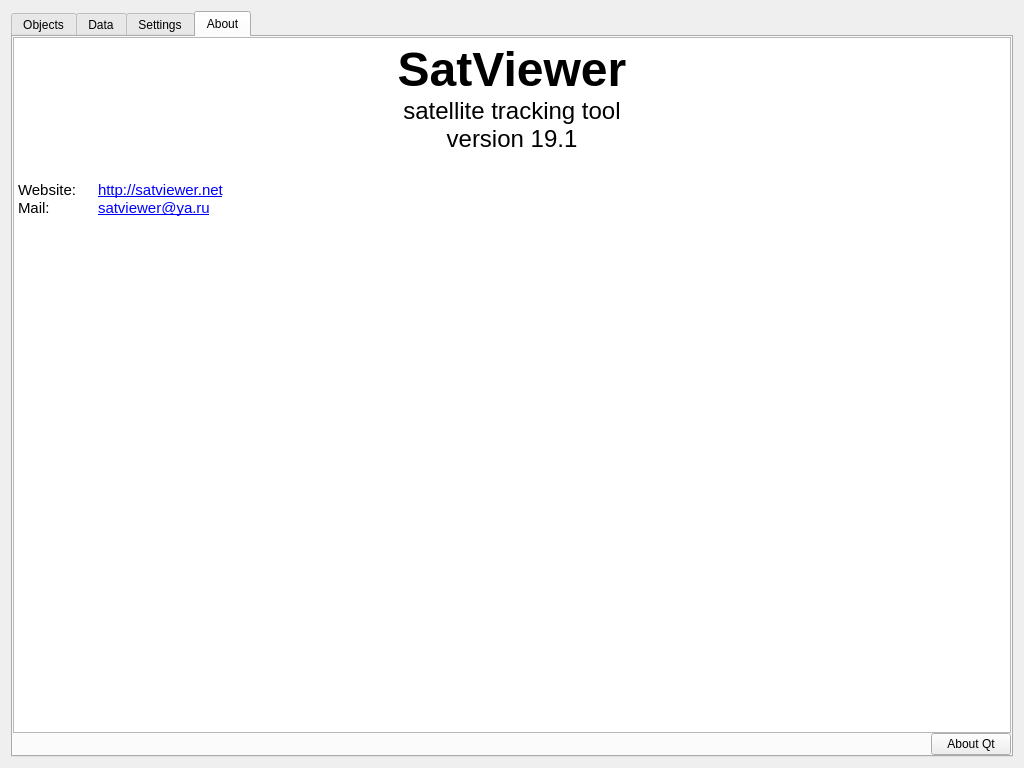
Before: the Qt Designer form gui/ui/options.ui in ivantaran/satviewer, drawn with Qt 5.
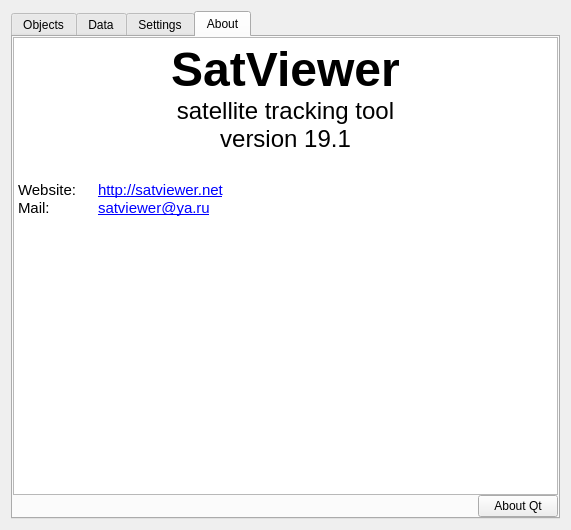
After: the same form once the commit is applied. The open tabs and pages were chosen to show the change. Icons and pictures are not drawn.

```diff
--- a/gui/ui/options.ui
+++ b/gui/ui/options.ui
@@ -9,8 +9,8 @@
    <rect>
     <x>0</x>
     <y>0</y>
-    <width>1024</width>
-    <height>768</height>
+    <width>571</width>
+    <height>530</height>
    </rect>
   </property>
   <property name="windowTitle">
@@ -1089,7 +1089,7 @@
 &lt;html&gt;&lt;head&gt;&lt;meta name=&quot;qrichtext&quot; content=&quot;1&quot; /&gt;&lt;style type=&quot;text/css&quot;&gt;
 p, li { white-space: pre-wrap; }
 &lt;/style&gt;&lt;/head&gt;&lt;body style=&quot; font-family:'Ubuntu'; font-size:11pt; font-weight:400; font-style:normal;&quot;&gt;
-&lt;p align=&quot;center&quot; style=&quot; margin-top:0px; margin-bottom:0px; margin-left:0px; margin-right:0px; -qt-block-indent:0; text-indent:0px;&quot;&gt;&lt;img src=&quot;:/options/satviewer.svg&quot; /&gt;&lt;/p&gt;
+&lt;p style=&quot; margin-top:0px; margin-bottom:0px; margin-left:0px; margin-right:0px; -qt-block-indent:0; text-indent:0px;&quot;&gt;&lt;img src=&quot;:/logo/satviewer.svg&quot; /&gt;&lt;/p&gt;
 &lt;p align=&quot;center&quot; style=&quot; margin-top:0px; margin-bottom:0px; margin-left:0px; margin-right:0px; -qt-block-indent:0; text-indent:0px;&quot;&gt;&lt;span style=&quot; font-family:'MS Shell Dlg 2'; font-size:8pt;&quot;&gt; &lt;/span&gt;&lt;span style=&quot; font-family:'MS Shell Dlg 2'; font-size:36pt; font-weight:600;&quot;&gt;SatViewer&lt;/span&gt;&lt;span style=&quot; font-family:'MS Shell Dlg 2'; font-size:8pt;&quot;&gt; &lt;/span&gt;&lt;/p&gt;
 &lt;p align=&quot;center&quot; style=&quot; margin-top:0px; margin-bottom:0px; margin-left:0px; margin-right:0px; -qt-block-indent:0; text-indent:0px;&quot;&gt;&lt;span style=&quot; font-family:'MS Shell Dlg 2'; font-size:18pt;&quot;&gt;satellite tracking tool&lt;/span&gt;&lt;/p&gt;
 &lt;p align=&quot;center&quot; style=&quot; margin-top:0px; margin-bottom:0px; margin-left:0px; margin-right:0px; -qt-block-indent:0; text-indent:0px;&quot;&gt;&lt;span style=&quot; font-family:'MS Shell Dlg 2'; font-size:18pt;&quot;&gt;version 19.1&lt;/span&gt;&lt;/p&gt;
```
Left out of the diff: 24 changed lines with no effect on the pictures.
